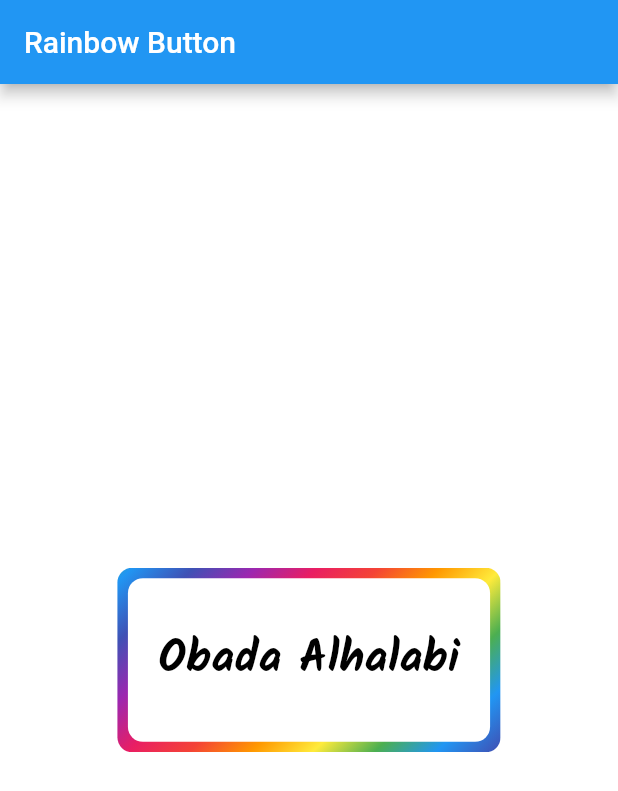
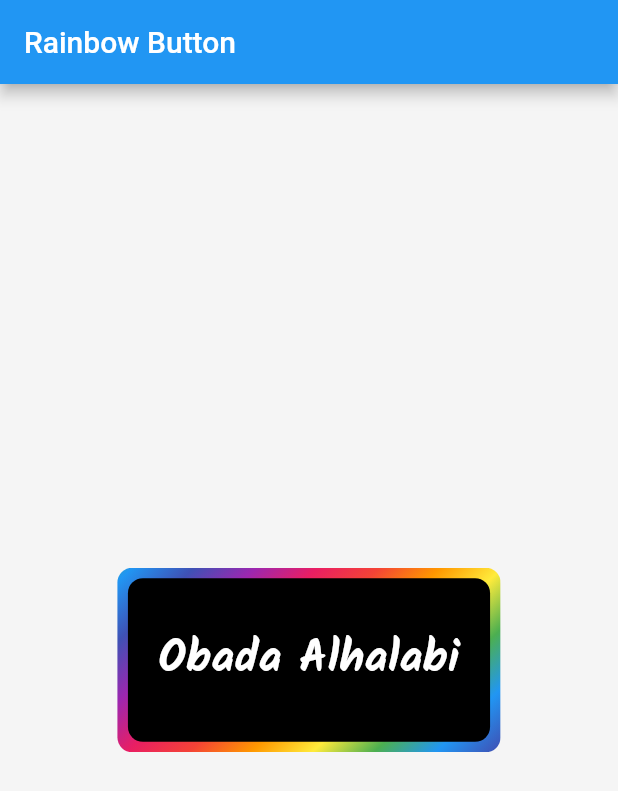
Before and after one commit to Obada2020/button_animations, a Flutter app: the screen it shows after launch, on a phone screen of 412 x 824 dp. Shown: the top 791 px of the screen. Run offline on Flutter 3.47's test engine with Material 2 defaults, Android fonts, the phone set to English and light mode, and no system bars; our stand-ins replace google_fonts.

```diff
--- a/lib/button_gradiant.dart
+++ b/lib/button_gradiant.dart
@@ -47,7 +47,7 @@ class RainbowButtonState extends State<RainbowButton>
   @override
   Widget build(BuildContext context) {
     return Scaffold(
-      backgroundColor: Colors.white,
+      backgroundColor: Colors.grey[100],
       appBar: AppBar(
         title: const Text('Rainbow Button'),
       ),
@@ -98,7 +98,7 @@ class RainbowButtonState extends State<RainbowButton>
               onTap: () {},
               child: Container(
                 decoration: const BoxDecoration(
-                  color: Colors.white,
+                  color: Colors.black,
                   borderRadius: BorderRadius.all(Radius.circular(10)),
                 ),
                 width: (MediaQuery.of(context).size.width * 0.62) - 14,
@@ -109,7 +109,7 @@ class RainbowButtonState extends State<RainbowButton>
                     style: GoogleFonts.kalam(
                       fontWeight: FontWeight.bold,
                       fontSize: 30,
-                      color: Colors.black,
+                      color: Colors.white,
                     ),
                   ),
                 ),
```
Also changed, not shown: assets/example.gif (added), 1 other file.
